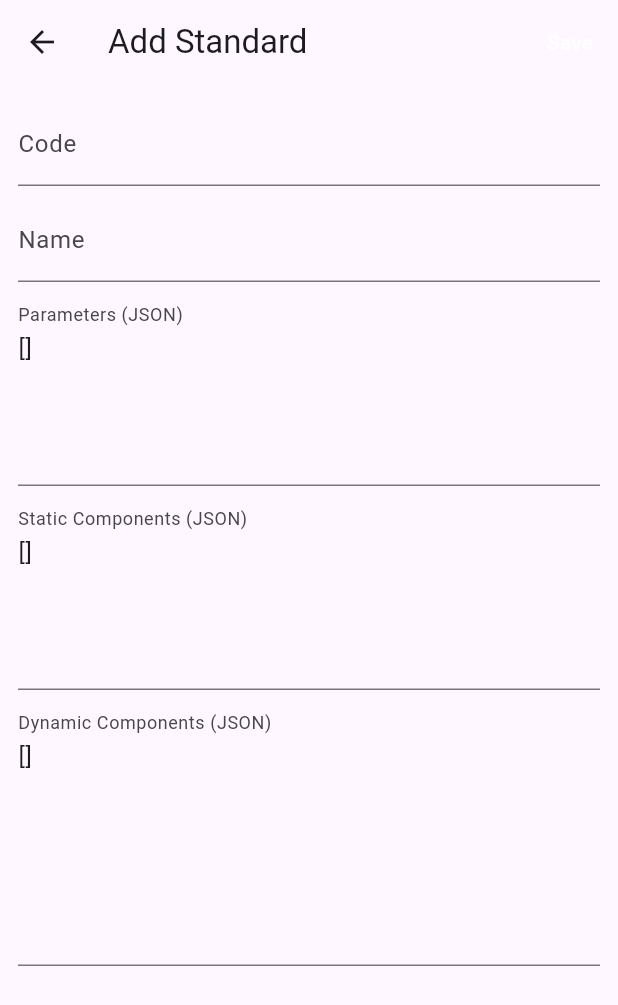
After one commit to RaikaTempest/BOMTest3, a Flutter app: the screen it shows after launch, tab 2 chosen, after a tap on the "add" icon, on a phone screen of 412 x 824 dp. The commit adds this screen. Shown: the top 1005 px of the screen. Run offline on Flutter 3.47's test engine with Material 3 defaults, Android fonts, the phone set to English and light mode, and no system bars; missing offline and left inert: dart:html.

Commit message:
Implement standards manager screen

```diff
--- a/lib/ui/home_screen.dart
+++ b/lib/ui/home_screen.dart
@@ -3,6 +3,7 @@ import '../core/models.dart';
 import '../data/repo.dart';
 import '../data/repo_factory.dart';
 import 'new_job_screen.dart';
+import 'standards_manager_screen.dart';
 
 class HomeScreen extends StatelessWidget {
   const HomeScreen({super.key});
@@ -26,7 +27,7 @@ class HomeScreen extends StatelessWidget {
         body: const TabBarView(
           children: [
             _JobTab(),
-            Center(child: Text('Standards')),
+            StandardsManagerScreen(),
             Center(child: Text('Approvals')),
             Center(child: Text('Aliases')),
           ],
--- /dev/null
+++ b/lib/ui/standards_manager_screen.dart
@@ -0,0 +1,195 @@
+import 'dart:convert';
+
+import 'package:flutter/material.dart';
+
+import '../core/models.dart';
+import '../data/repo.dart';
+import '../data/repo_factory.dart';
+
+class StandardsManagerScreen extends StatefulWidget {
+  const StandardsManagerScreen({super.key});
+
+  @override
+  State<StandardsManagerScreen> createState() => _StandardsManagerScreenState();
+}
+
+class _StandardsManagerScreenState extends State<StandardsManagerScreen> {
+  late final StandardsRepo repo;
+  List<StandardDef> standards = [];
+
+  @override
+  void initState() {
+    super.initState();
+    repo = createRepo();
+    // Load existing standards.
+    repo.listStandards().then((list) {
+      setState(() => standards = list);
+    });
+  }
+
+  Future<void> _refresh() async {
+    final list = await repo.listStandards();
+    setState(() => standards = list);
+  }
+
+  Future<void> _openDetail([StandardDef? std]) async {
+    final changed = await Navigator.of(context).push<bool>(
+      MaterialPageRoute(
+        builder: (_) => _StandardDetailScreen(repo: repo, existing: std),
+      ),
+    );
+    if (changed == true) {
+      _refresh();
+    }
+  }
+
+  @override
+  Widget build(BuildContext context) {
+    return Scaffold(
+      appBar: AppBar(title: const Text('Standards')),
+      body: ListView.builder(
+        itemCount: standards.length,
+        itemBuilder: (_, i) {
+          final s = standards[i];
+          return ListTile(
+            title: Text('${s.code} — ${s.name}'),
+            trailing: IconButton(
+              icon: const Icon(Icons.edit),
+              onPressed: () => _openDetail(s),
+            ),
+          );
+        },
+      ),
+      floatingActionButton: FloatingActionButton(
+        onPressed: () => _openDetail(),
+        child: const Icon(Icons.add),
+      ),
+    );
+  }
+}
+
+class _StandardDetailScreen extends StatefulWidget {
+  final StandardsRepo repo;
+  final StandardDef? existing;
+  const _StandardDetailScreen({required this.repo, this.existing});
+
+  @override
+  State<_StandardDetailScreen> createState() => _StandardDetailScreenState();
+}
+
+class _StandardDetailScreenState extends State<_StandardDetailScreen> {
+  late final TextEditingController code;
+  late final TextEditingController name;
+  late final TextEditingController params;
+  late final TextEditingController statics;
+  late final TextEditingController dynamics;
+
+  @override
+  void initState() {
+    super.initState();
+    final e = widget.existing;
+    code = TextEditingController(text: e?.code ?? '');
+    name = TextEditingController(text: e?.name ?? '');
+    params = TextEditingController(
+      text: e == null
+          ? '[]'
+          : jsonEncode(e.parameters.map((p) => p.toJson()).toList()),
+    );
+    statics = TextEditingController(
+      text: e == null
+          ? '[]'
+          : jsonEncode(e.staticComponents.map((c) => c.toJson()).toList()),
+    );
+    dynamics = TextEditingController(
+      text: e == null
+          ? '[]'
+          : jsonEncode(e.dynamicComponents.map((d) => d.toJson()).toList()),
+    );
+  }
+
+  @override
+  void dispose() {
+    code.dispose();
+    name.dispose();
+    params.dispose();
+    statics.dispose();
+    dynamics.dispose();
+    super.dispose();
+  }
+
+  Future<void> _save() async {
+    try {
+      final std = StandardDef(
+        code: code.text.trim(),
+        name: name.text.trim(),
+        parameters: (jsonDecode(params.text) as List)
+            .map((e) => ParameterDef.fromJson((e as Map).cast<String, dynamic>()))
+            .toList(),
+        staticComponents: (jsonDecode(statics.text) as List)
+            .map((e) => StaticComponent.fromJson((e as Map).cast<String, dynamic>()))
+            .toList(),
+        dynamicComponents: (jsonDecode(dynamics.text) as List)
+            .map(
+                (e) => DynamicComponentDef.fromJson((e as Map).cast<String, dynamic>()))
+            .toList(),
+      );
+      await widget.repo.saveStandard(std);
+      if (!mounted) return;
+      Navigator.of(context).pop(true);
+    } catch (e) {
+      ScaffoldMessenger.of(context)
+          .showSnackBar(SnackBar(content: Text('Save error: $e')));
+    }
+  }
+
+  @override
+  Widget build(BuildContext context) {
+    return Scaffold(
+      appBar: AppBar(
+        title: Text(widget.existing == null ? 'Add Standard' : 'Edit Standard'),
+        actions: [
+          TextButton(
+            onPressed: _save,
+            child: const Text('Save', style: TextStyle(color: Colors.white)),
+          ),
+        ],
+      ),
+      body: Padding(
+        padding: const EdgeInsets.all(12),
+        child: ListView(
+          children: [
+            TextField(
+              controller: code,
+              decoration: const InputDecoration(labelText: 'Code'),
+            ),
+            const SizedBox(height: 8),
+            TextField(
+              controller: name,
+              decoration: const InputDecoration(labelText: 'Name'),
+            ),
+            const SizedBox(height: 8),
+            TextField(
+              controller: params,
+              decoration: const InputDecoration(labelText: 'Parameters (JSON)'),
+              maxLines: 4,
+            ),
+            const SizedBox(height: 8),
+            TextField(
+              controller: statics,
+              decoration:
+                  const InputDecoration(labelText: 'Static Components (JSON)'),
+              maxLines: 4,
+            ),
+            const SizedBox(height: 8),
+            TextField(
+              controller: dynamics,
+              decoration:
+                  const InputDecoration(labelText: 'Dynamic Components (JSON)'),
+              maxLines: 6,
+            ),
+          ],
+        ),
+      ),
+    );
+  }
+}
```
